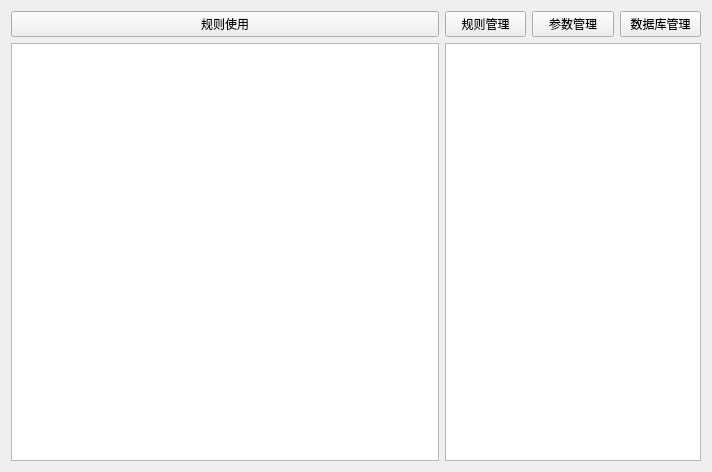
Qt form ruleform.ui (EGeeks/faultree) before a commit.
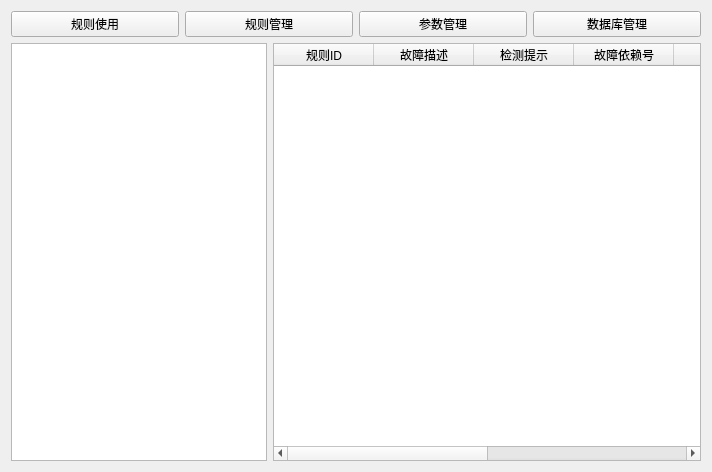
The same form after that commit.

Commit message: #013 : 实现规则管理显示

The edit to the form file:
```diff
--- a/ruleform.ui
+++ b/ruleform.ui
@@ -13,9 +13,9 @@
   <property name="windowTitle">
    <string>Form</string>
   </property>
-  <layout class="QHBoxLayout" name="horizontalLayout">
+  <layout class="QVBoxLayout" name="verticalLayout">
    <item>
-    <layout class="QVBoxLayout" name="verticalLayout_4">
+    <layout class="QHBoxLayout" name="horizontalLayout_2">
      <item>
       <widget class="QPushButton" name="pushButton_6">
        <property name="text">
@@ -24,39 +24,89 @@
       </widget>
      </item>
      <item>
-      <widget class="QTreeView" name="treeView">
-       <property name="editTriggers">
-        <set>QAbstractItemView::NoEditTriggers</set>
-       </property>
-      </widget>
-     </item>
-    </layout>
-   </item>
-   <item>
-    <layout class="QGridLayout" name="gridLayout_3">
-     <item row="0" column="1">
-      <widget class="QPushButton" name="pushButton_8">
-       <property name="text">
-        <string>参数管理</string>
-       </property>
-      </widget>
-     </item>
-     <item row="0" column="0">
       <widget class="QPushButton" name="pushButton_7">
        <property name="text">
         <string>规则管理</string>
        </property>
       </widget>
      </item>
-     <item row="0" column="2">
+     <item>
+      <widget class="QPushButton" name="pushButton_8">
+       <property name="text">
+        <string>参数管理</string>
+       </property>
+      </widget>
+     </item>
+     <item>
       <widget class="QPushButton" name="pushButton_9">
        <property name="text">
         <string>数据库管理</string>
        </property>
       </widget>
      </item>
-     <item row="1" column="0" colspan="3">
-      <widget class="QListWidget" name="listWidget"/>
+    </layout>
+   </item>
+   <item>
+    <layout class="QHBoxLayout" name="horizontalLayout">
+     <item>
+      <widget class="QTreeView" name="treeView">
+       <property name="sizePolicy">
+        <sizepolicy hsizetype="Minimum" vsizetype="Expanding">
+         <horstretch>0</horstretch>
+         <verstretch>0</verstretch>
+        </sizepolicy>
+       </property>
+       <property name="editTriggers">
+        <set>QAbstractItemView::NoEditTriggers</set>
+       </property>
+      </widget>
+     </item>
+     <item>
+      <widget class="QTableWidget" name="tableWidget">
+       <property name="editTriggers">
+        <set>QAbstractItemView::NoEditTriggers</set>
+       </property>
+       <column>
+        <property name="text">
+         <string>规则ID</string>
+        </property>
+       </column>
+       <column>
+        <property name="text">
+         <string>故障描述</string>
+        </property>
+       </column>
+       <column>
+        <property name="text">
+         <string>检测提示</string>
+        </property>
+       </column>
+       <column>
+        <property name="text">
+         <string>故障依赖号</string>
+        </property>
+       </column>
+       <column>
+        <property name="text">
+         <string>参数号</string>
+        </property>
+       </column>
+       <column>
+        <property name="text">
+         <string>是否判断</string>
+        </property>
+       </column>
+       <column>
+        <property name="text">
+         <string>故障原因</string>
+        </property>
+       </column>
+       <column>
+        <property name="text">
+         <string>建议</string>
+        </property>
+       </column>
+      </widget>
      </item>
     </layout>
    </item>
```
The commit also changes 4 other files.
